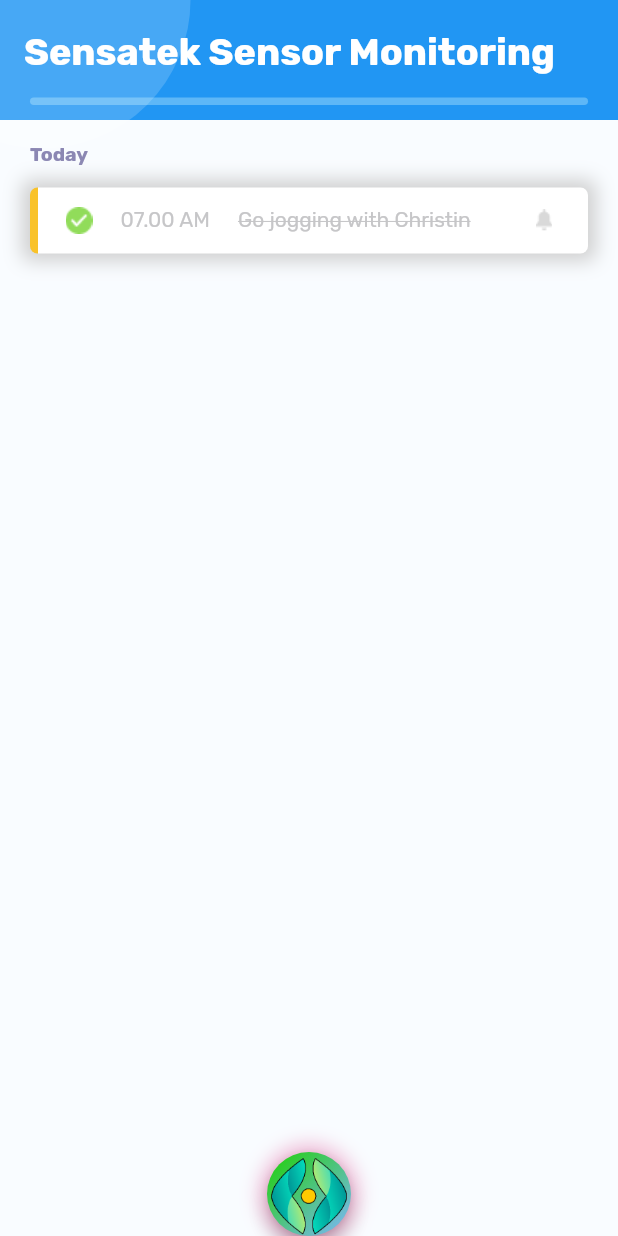
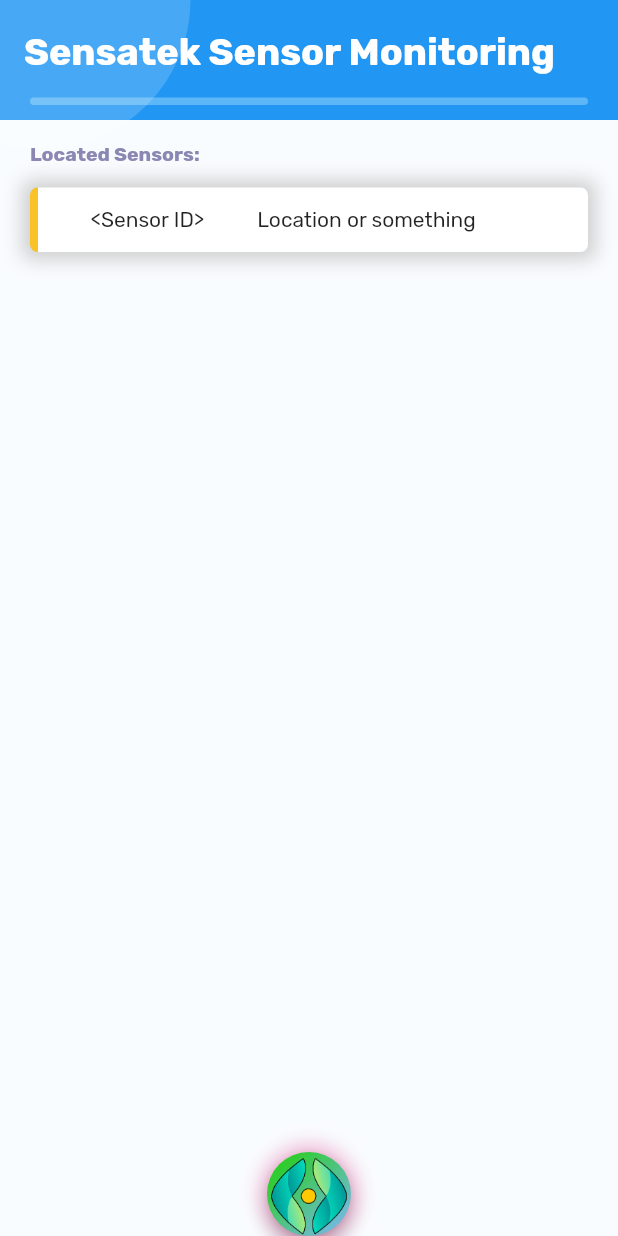
Before and after one commit to kthomas4031/Sensortek, a Flutter app: the screen it shows after launch, on a phone screen of 412 x 824 dp. Run offline on Flutter 3.47's test engine with Material 2 defaults, Android fonts, the phone set to English and light mode, and no system bars; our stand-ins replace flutter_slidable, gradient_app_bar.

Commit message:
Updated UI

```diff
--- a/lib/home.dart
+++ b/lib/home.dart
@@ -27,7 +27,7 @@ class _HomeState extends State<Home> {
             Container(
               margin: EdgeInsets.only(top: 15, left: 20, bottom: 15),
               child: Text(
-                'Today',
+                'Located Sensors:',
                 style: TextStyle(
                     fontSize: 13,
                     fontWeight: FontWeight.w600,
@@ -40,22 +40,18 @@ class _HomeState extends State<Home> {
               child: Row(
                 mainAxisAlignment: MainAxisAlignment.spaceEvenly,
                 children: <Widget>[
-                  Image.asset('assets/images/checked.png'),
+                  // Image.asset('assets/images/checked.png'),
                   Text(
-                    '07.00 AM',
-                    style: TextStyle(color: CustomColors.TextGrey),
+                    '<Sensor ID>',
+                    // style: TextStyle(color: CustomColors.TextGrey),
                   ),
                   Container(
                     width: 180,
                     child: Text(
-                      'Go jogging with Christin',
-                      style: TextStyle(
-                          color: CustomColors.TextGrey,
-                          //fontWeight: FontWeight.w600,
-                          decoration: TextDecoration.lineThrough),
-                    ),
+                      'Location or something',
+                    )
                   ),
-                  Image.asset('assets/images/bell-small.png'),
+                  // Image.asset('assets/images/bell-small.png'),
                 ],
               ),
               decoration: BoxDecoration(
```
